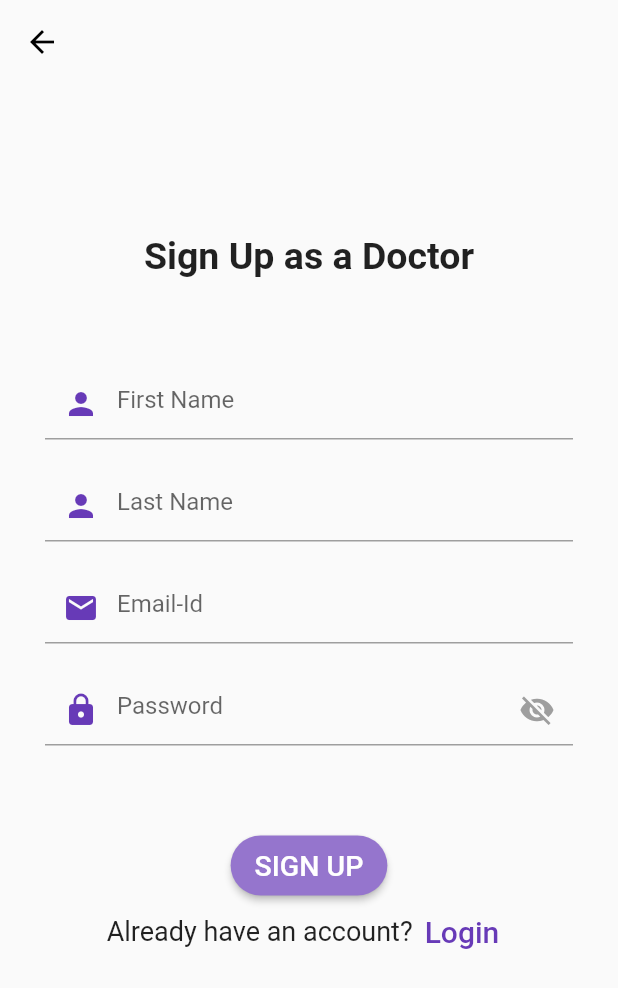
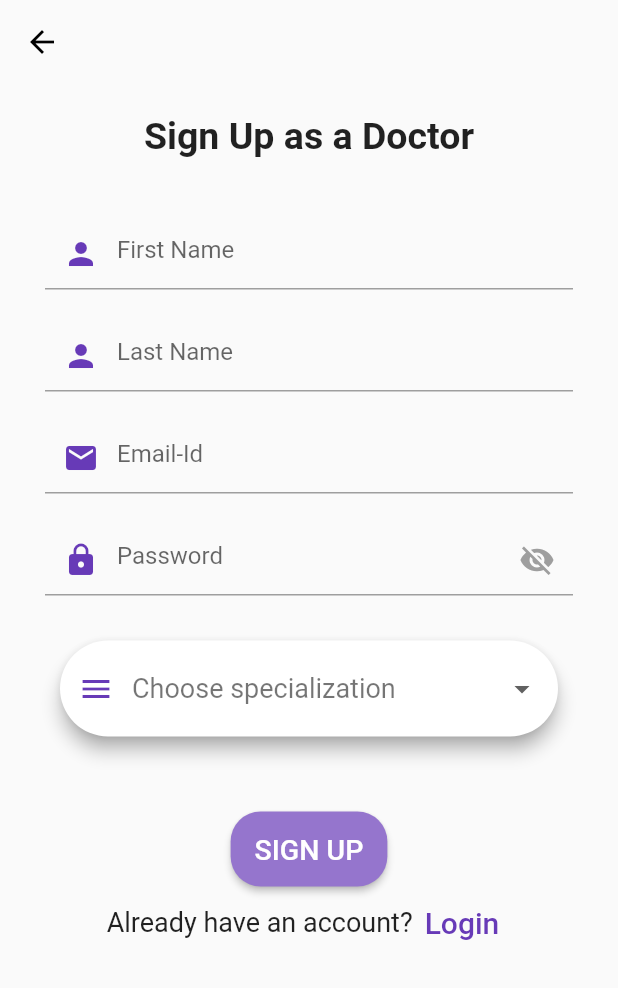
Before and after one commit to maansiarora/SEPT-Project--Almost-5, a Flutter app: the screen it shows after launch, after a tap on "Sign-Up", after a tap on "Doctor", on a phone screen of 412 x 824 dp. Shown: the top 988 px of the screen. Run offline on Flutter 3.47's test engine with Material 2 defaults, Android fonts, the light colour scheme and no system bars; our stand-ins replace splashscreen, table_calendar.

Commit message:
Added specialization drop-down in doctor signUp page and fixed the positioning in pages

```diff
--- a/frontend/lib/pages/appointmentSummary.dart
+++ b/frontend/lib/pages/appointmentSummary.dart
@@ -58,7 +58,7 @@ class _MyappointmentSummary extends State<MyappointmentSummary> {
           children: <Widget>[
             Container(
                 alignment: Alignment.center,
-                padding: const EdgeInsets.fromLTRB(30, 150, 30, 70),
+                padding: const EdgeInsets.fromLTRB(30, 50, 30, 70),
                 child: const Text(
                   'Please confirm your booking details',
                   textAlign: TextAlign.center,
--- a/frontend/lib/pages/calender.dart
+++ b/frontend/lib/pages/calender.dart
@@ -53,7 +53,7 @@ class _TableBasicsExampleState extends State {
                     crossAxisAlignment: CrossAxisAlignment.start,
                     children: <Widget>[
               const Padding(
-                padding: EdgeInsets.fromLTRB(30, 70, 30, 5),
+                padding: EdgeInsets.fromLTRB(30, 20, 30, 5),
               ),
               const Center(
                   child: Text(
--- a/frontend/lib/pages/doctorAvailability.dart
+++ b/frontend/lib/pages/doctorAvailability.dart
@@ -1,7 +1,6 @@
 import 'package:flutter/material.dart';
 import 'package:intl/intl.dart';
 import 'doctorDashboard.dart';
-import 'chatMenu.dart';
 
 void main() {
   runApp(const MyApp());
@@ -186,7 +185,7 @@ class _TextScreenState extends State<TextScreen> {
           children: [
             Container(
                 alignment: Alignment.center,
-                padding: const EdgeInsets.fromLTRB(30, 50, 30, 0),
+                padding: const EdgeInsets.fromLTRB(30, 0, 30, 0),
                 child: const Text(
                   'Set Availabilities',
                   textAlign: TextAlign.center,
--- a/frontend/lib/pages/doctorSignUp.dart
+++ b/frontend/lib/pages/doctorSignUp.dart
@@ -54,6 +54,7 @@ class _MydoctorSignUp extends State<MydoctorSignUp> {
   get kPrimaryColor => null;
 
   bool _passwordVisible = true;
+  String dropdownValue = 'Choose specialization';
   @override
   Widget build(BuildContext context) {
     return ListView(
@@ -63,7 +64,7 @@ class _MydoctorSignUp extends State<MydoctorSignUp> {
             children: [
               Container(
                   alignment: Alignment.center,
-                  padding: const EdgeInsets.fromLTRB(30, 100, 30, 30),
+                  padding: const EdgeInsets.fromLTRB(30, 20, 30, 10),
                   child: const Text(
                     'Sign Up as a Doctor',
                     textAlign: TextAlign.center,
@@ -184,8 +185,59 @@ class _MydoctorSignUp extends State<MydoctorSignUp> {
                 ),
               ),
               Container(
+                  alignment: Alignment.center,
+                  padding: const EdgeInsets.fromLTRB(40, 30, 40, 0),
+                  child: Row(
+                    children: [
+                      Flexible(
+                          flex: 1,
+                          child: Material(
+                              color: Colors.transparent,
+                              borderRadius: BorderRadius.circular(60),
+                              elevation: 5.0,
+                              shadowColor: Colors.grey,
+                              child: DropdownButtonFormField(
+                                decoration: InputDecoration(
+                                    fillColor: Colors.white,
+                                    filled: true,
+                                    border: OutlineInputBorder(
+                                        borderRadius: BorderRadius.circular(60),
+                                        borderSide: BorderSide.none),
+                                    prefixIcon: const Padding(
+                                      padding: EdgeInsets.all(10),
+                                      child: Icon(
+                                        Icons.menu,
+                                        color: Colors.deepPurple,
+                                      ),
+                                    )),
+                                dropdownColor: Colors.white,
+                                borderRadius: BorderRadius.circular(20),
+                                value: dropdownValue,
+                                onChanged: (String? newValue) {
+                                  setState(() {
+                                    dropdownValue = newValue!;
+                                  });
+                                },
+                                items: <String>[
+                                  'Choose specialization',
+                                  'General Practitioner',
+                                  'Dentist'
+                                ].map<DropdownMenuItem<String>>((String value) {
+                                  return DropdownMenuItem<String>(
+                                    value: value,
+                                    child: Text(
+                                      value,
+                                      style: const TextStyle(
+                                          fontSize: 18, color: Colors.black54),
+                                    ),
+                                  );
+                                }).toList(),
+                              ))),
+                    ],
+                  )),
+              Container(
                   height: 100,
-                  padding: const EdgeInsets.fromLTRB(30, 60, 30, 0),
+                  padding: const EdgeInsets.fromLTRB(30, 50, 30, 0),
                   child: ElevatedButton(
                     onPressed: () {
                       Navigator.push(
--- a/frontend/lib/pages/doctorsProfile.dart
+++ b/frontend/lib/pages/doctorsProfile.dart
@@ -56,7 +56,7 @@ class _MydoctorsProfile extends State<MydoctorsProfile> {
           children: <Widget>[
             Container(
                 alignment: Alignment.center,
-                padding: const EdgeInsets.fromLTRB(30, 80, 30, 10),
+                padding: const EdgeInsets.fromLTRB(30, 20, 30, 10),
                 child: const Text(
                   'Dr Dummy Name',
                   textAlign: TextAlign.center,
--- a/frontend/lib/pages/newAppointment.dart
+++ b/frontend/lib/pages/newAppointment.dart
@@ -54,7 +54,7 @@ class _MynewAppointment extends State<MynewAppointment> {
         child: ListView(children: <Widget>[
           Container(
               alignment: Alignment.center,
-              padding: const EdgeInsets.fromLTRB(30, 100, 30, 35),
+              padding: const EdgeInsets.fromLTRB(30, 30, 30, 35),
               child: const Text(
                 'New Appointment',
                 textAlign: TextAlign.center,
@@ -174,10 +174,10 @@ class _MynewAppointment extends State<MynewAppointment> {
   void function() {
     List<String> status;
     if (dropdownValue == 'Dentist') {
-      status = ['Hi', 'Hello', 'Salut'];
+      status = ['Dr. Dentist 1', 'Dr. Dentist 2', 'Dr. Dentist 3'];
       setState(() => message = status);
     } else if (dropdownValue == 'General Practitioner') {
-      status = ['Hey', 'WhatsUp', 'Cool'];
+      status = ['Dr. GP 1', 'Dr. GP 2', 'Dr. GP 3'];
       setState(() => message = status);
     } else if (dropdownValue == 'Choose specialization') {
       status = ['Please Select Specialization'];
```
